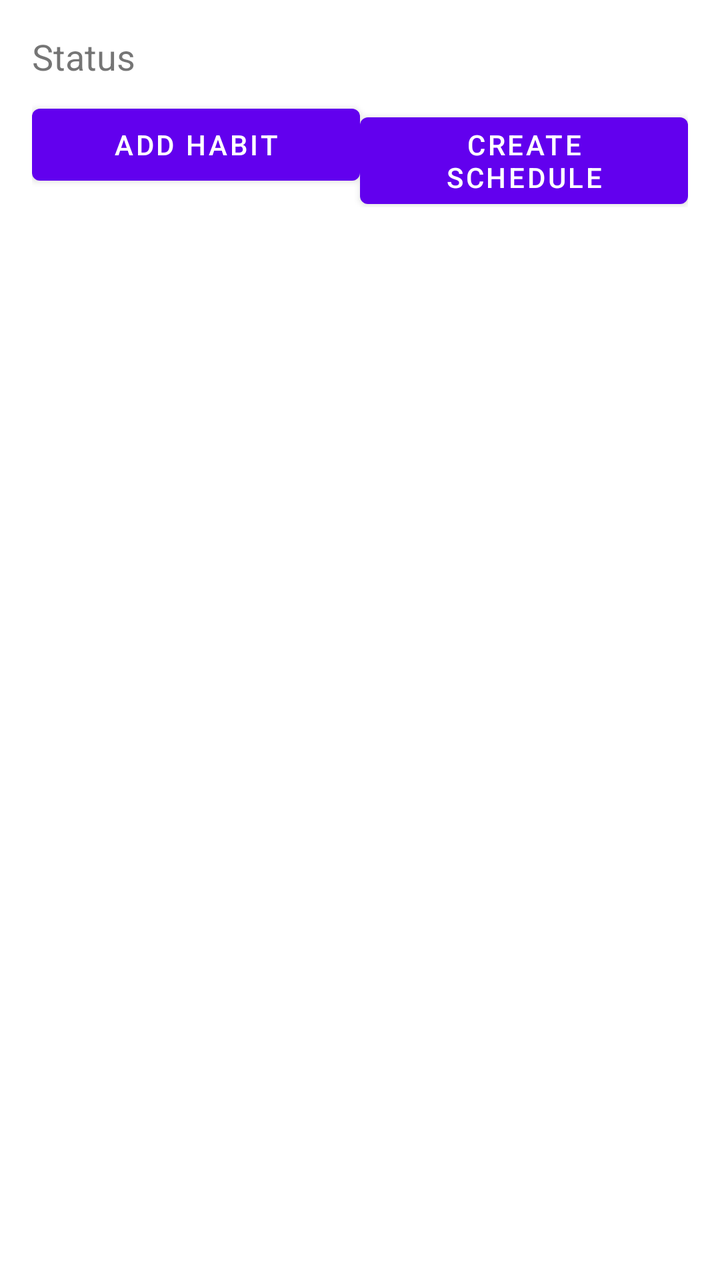
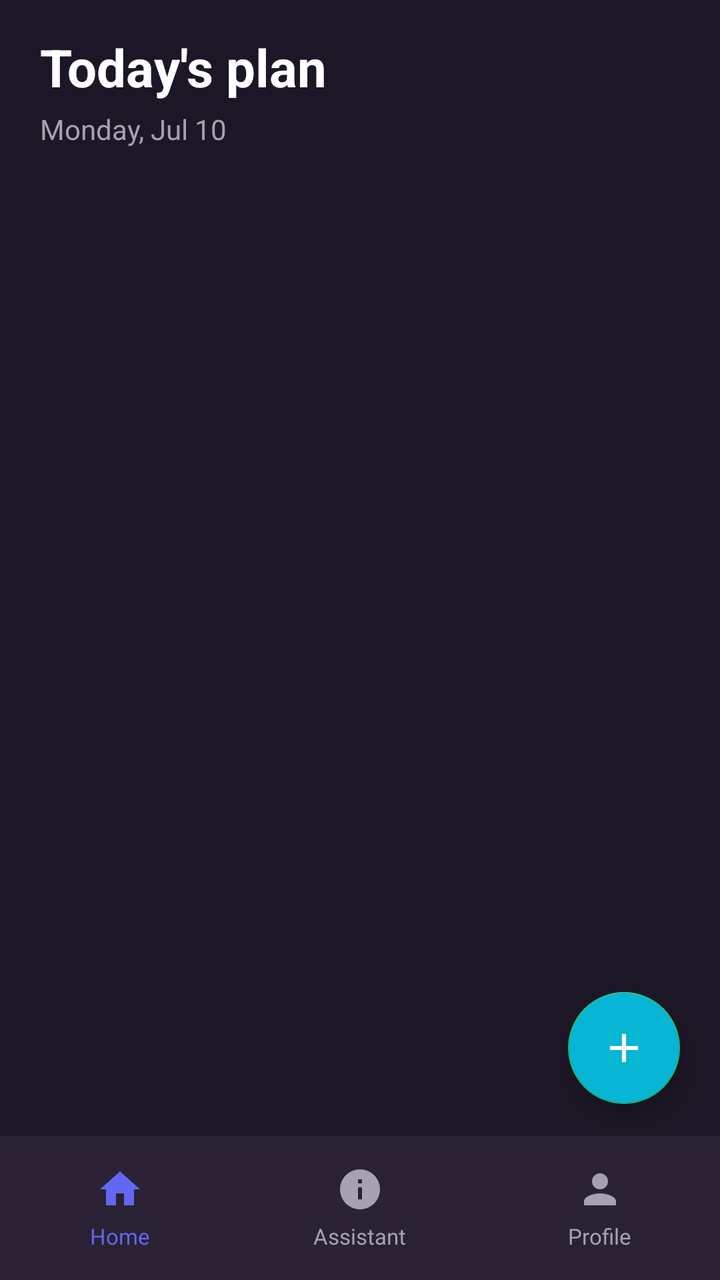

Before-and-after screenshots of an Android layout around one commit, followed by the original layout XML and the change that was made.
<!-- AndroidManifest.xml: application theme Theme.MyApplication -->
<!-- res/layout/activity_home.xml -->
<?xml version="1.0" encoding="utf-8"?>
<LinearLayout xmlns:android="http://schemas.android.com/apk/res/android"
    android:orientation="vertical"
    android:layout_width="match_parent"
    android:layout_height="match_parent"
    android:padding="16dp">

    <TextView
        android:id="@+id/tvStatus"
        android:layout_width="wrap_content"
        android:layout_height="wrap_content"
        android:text="Status"
        android:textSize="18sp"
        android:layout_marginBottom="8dp" />

    <LinearLayout
        android:layout_width="match_parent"
        android:layout_height="wrap_content"
        android:orientation="horizontal"
        android:layout_marginBottom="8dp">

        <Button
            android:id="@+id/btnAddHabit"
            android:layout_width="0dp"
            android:layout_height="wrap_content"
            android:layout_weight="1"
            android:text="Add Habit" />

        <Button
            android:id="@+id/btnCreateSchedule"
            android:layout_width="0dp"
            android:layout_height="wrap_content"
            android:layout_weight="1"
            android:text="Create Schedule" />

    </LinearLayout>

    <ScrollView
        android:layout_width="match_parent"
        android:layout_height="match_parent">

        <LinearLayout
            android:id="@+id/llSchedules"
            android:orientation="vertical"
            android:layout_width="match_parent"
            android:layout_height="wrap_content" />
    </ScrollView>

</LinearLayout>
<!-- resources referenced by this layout -->
<resources>
  <style name="Theme.MyApplication" parent="Theme.MaterialComponents.DayNight.DarkActionBar">
          
          <item name="colorPrimary">@color/purple_500</item>
          <item name="colorPrimaryVariant">@color/purple_700</item>
          <item name="colorOnPrimary">@color/white</item>
          
          <item name="colorSecondary">@color/teal_200</item>
          <item name="colorSecondaryVariant">@color/teal_700</item>
          <item name="colorOnSecondary">@color/black</item>
          
          <item name="android:statusBarColor">?attr/colorPrimaryVariant</item>
          
      </style>
  <color name="purple_500">#FF6200EE</color>
  <color name="purple_700">#FF3700B3</color>
  <color name="white">#FFFFFFFF</color>
  <color name="teal_200">#FF03DAC5</color>
  <color name="teal_700">#FF018786</color>
  <color name="black">#FF000000</color>
</resources>

<!-- the commit's change to res/layout/activity_home.xml (unified diff, before → after) -->
@@ -1,49 +1,161 @@
 <?xml version="1.0" encoding="utf-8"?>
-<LinearLayout xmlns:android="http://schemas.android.com/apk/res/android"
-    android:orientation="vertical"
+<RelativeLayout xmlns:android="http://schemas.android.com/apk/res/android"
     android:layout_width="match_parent"
     android:layout_height="match_parent"
-    android:padding="16dp">
+    android:background="@color/bg_default">
+
+    <ScrollView
+        android:id="@+id/scrollContent"
+        android:layout_width="match_parent"
+        android:layout_height="match_parent"
+        android:layout_above="@id/bottomNav"
+        android:paddingLeft="20dp"
+        android:paddingRight="20dp"
+        android:paddingTop="16dp"
+        android:paddingBottom="16dp">
+
+        <LinearLayout
+            android:layout_width="match_parent"
+            android:layout_height="wrap_content"
+            android:orientation="vertical">
+
+            <TextView
+                android:id="@+id/tvTodayTitle"
+                android:layout_width="wrap_content"
+                android:layout_height="wrap_content"
+                android:text="Today's plan"
+                android:textColor="@color/text_primary"
+                android:textSize="26sp"
+                android:textStyle="bold" />
+
+            <TextView
+                android:id="@+id/tvDate"
+                android:layout_width="wrap_content"
+                android:layout_height="wrap_content"
+                android:text="Monday, Jul 10"
+                android:textColor="@color/text_secondary"
+                android:layout_marginTop="4dp"
+                android:textSize="14sp" />
+
+            
+            <LinearLayout
+                android:id="@+id/llSchedules"
+                android:layout_width="match_parent"
+                android:layout_height="wrap_content"
+                android:orientation="vertical"
+                android:layout_marginTop="20dp" />
+
+        </LinearLayout>
+
+    </ScrollView>
+
+    
+    <LinearLayout
+        android:id="@+id/bottomNav"
+        android:layout_width="match_parent"
+        android:layout_height="72dp"
+        android:layout_alignParentBottom="true"
+        android:background="@color/card_bg"
+        android:orientation="horizontal"
+        android:paddingTop="8dp"
+        android:paddingBottom="8dp"
+        android:gravity="center">
+
+        <LinearLayout
+            android:id="@+id/navHome"
+            android:layout_width="0dp"
+            android:layout_height="match_parent"
+            android:layout_weight="1"
+            android:orientation="vertical"
+            android:gravity="center">
+            <ImageView
+                android:layout_width="24dp"
+                android:layout_height="24dp"
+                android:src="@drawable/ic_home"
+                android:tint="@color/accent_purple_start" />
+            <TextView
+                android:layout_width="wrap_content"
+                android:layout_height="wrap_content"
+                android:text="Home"
+                android:textColor="@color/accent_purple_start"
+                android:textSize="11sp"
+                android:layout_marginTop="4dp" />
+        </LinearLayout>
+
+        <LinearLayout
+            android:id="@+id/navAssistant"
+            android:layout_width="0dp"
+            android:layout_height="match_parent"
+            android:layout_weight="1"
+            android:orientation="vertical"
+            android:gravity="center">
+            <ImageView
+                android:layout_width="24dp"
+                android:layout_height="24dp"
+                android:src="@drawable/ic_assistant"
+                android:tint="@color/text_secondary" />
+            <TextView
+                android:layout_width="wrap_content"
+                android:layout_height="wrap_content"
+                android:text="Assistant"
+                android:textColor="@color/text_secondary"
+                android:textSize="11sp"
+                android:layout_marginTop="4dp" />
+        </LinearLayout>
+
+        <LinearLayout
+            android:id="@+id/navProfile"
+            android:layout_width="0dp"
+            android:layout_height="match_parent"
+            android:layout_weight="1"
+            android:orientation="vertical"
+            android:gravity="center">
+            <ImageView
+                android:layout_width="24dp"
+                android:layout_height="24dp"
+                android:src="@drawable/ic_profile"
+                android:tint="@color/text_secondary" />
+            <TextView
+                android:layout_width="wrap_content"
+                android:layout_height="wrap_content"
+                android:text="Profile"
+                android:textColor="@color/text_secondary"
+                android:textSize="11sp"
+                android:layout_marginTop="4dp" />
+        </LinearLayout>
+
+    </LinearLayout>
+
+    
+    <com.google.android.material.floatingactionbutton.FloatingActionButton
+        android:id="@+id/btnAddFAB"
+        android:layout_width="wrap_content"
+        android:layout_height="wrap_content"
+        android:layout_above="@id/bottomNav"
+        android:layout_alignParentEnd="true"
+        android:layout_marginEnd="20dp"
+        android:layout_marginBottom="16dp"
+        android:src="@drawable/ic_add"
+        android:backgroundTint="@color/accent_cyan"
+        android:tint="@color/text_primary" />
+
+    
+    <Button
+        android:id="@+id/btnAddHabit"
+        android:layout_width="0dp"
+        android:layout_height="0dp"
+        android:visibility="gone" />
+
+    <Button
+        android:id="@+id/btnCreateSchedule"
+        android:layout_width="0dp"
+        android:layout_height="0dp"
+        android:visibility="gone" />
 
     <TextView
         android:id="@+id/tvStatus"
-        android:layout_width="wrap_content"
-        android:layout_height="wrap_content"
-        android:text="Status"
-        android:textSize="18sp"
-        android:layout_marginBottom="8dp" />
+        android:layout_width="0dp"
+        android:layout_height="0dp"
+        android:visibility="gone" />
 
-    <LinearLayout
-        android:layout_width="match_parent"
-        android:layout_height="wrap_content"
-        android:orientation="horizontal"
-        android:layout_marginBottom="8dp">
-
-        <Button
-            android:id="@+id/btnAddHabit"
-            android:layout_width="0dp"
-            android:layout_height="wrap_content"
-            android:layout_weight="1"
-            android:text="Add Habit" />
-
-        <Button
-            android:id="@+id/btnCreateSchedule"
-            android:layout_width="0dp"
-            android:layout_height="wrap_content"
-            android:layout_weight="1"
-            android:text="Create Schedule" />
-
-    </LinearLayout>
-
-    <ScrollView
-        android:layout_width="match_parent"
-        android:layout_height="match_parent">
-
-        <LinearLayout
-            android:id="@+id/llSchedules"
-            android:orientation="vertical"
-            android:layout_width="match_parent"
-            android:layout_height="wrap_content" />
-    </ScrollView>
-
-</LinearLayout>
+</RelativeLayout>
<!-- resource entries referenced after the edit -->
@@ -1,23 +1,69 @@
 <!-- resources referenced by this layout -->
 <resources>
+  <color name="accent_cyan">#06B6D4</color>
+  <color name="accent_purple_start">#6366F1</color>
+  <color name="bg_default">#1C1626</color>
+  <color name="card_bg">#2A2234</color>
+  <color name="text_primary">#FFFFFF</color>
+  <color name="text_secondary">#A6A0B0</color>
+  <!-- drawable ic_add (drawable) -->
+  <vector xmlns:android="http://schemas.android.com/apk/res/android"
+      android:width="24dp"
+      android:height="24dp"
+      android:viewportWidth="24"
+      android:viewportHeight="24">
+      <path
+          android:fillColor="#FFFFFF"
+          android:pathData="M19,13h-6v6h-2v-6H5v-2h6V5h2v6h6v2z"/>
+  </vector>
+  <!-- drawable ic_assistant (drawable) -->
+  <vector xmlns:android="http://schemas.android.com/apk/res/android"
+      android:width="24dp"
+      android:height="24dp"
+      android:viewportWidth="24"
+      android:viewportHeight="24">
+      <path
+          android:fillColor="#FFFFFF"
+          android:pathData="M12,2C6.48,2 2,6.48 2,12s4.48,10 10,10 10,-4.48 10,-10S17.52,2 12,2zM13,17h-2v-6h2v6zM13,9h-2L11,7h2v2z"/>
+  </vector>
+  <!-- drawable ic_home (drawable) -->
+  <vector xmlns:android="http://schemas.android.com/apk/res/android"
+      android:width="24dp"
+      android:height="24dp"
+      android:viewportWidth="24"
+      android:viewportHeight="24">
+      <path
+          android:fillColor="#FFFFFF"
+          android:pathData="M10,20v-6h4v6h5v-8h3L12,3 2,12h3v8z"/>
+  </vector>
+  <!-- drawable ic_profile (drawable) -->
+  <vector xmlns:android="http://schemas.android.com/apk/res/android"
+      android:width="24dp"
+      android:height="24dp"
+      android:viewportWidth="24"
+      android:viewportHeight="24">
+      <path
+          android:fillColor="#FFFFFF"
+          android:pathData="M12,12c2.21,0 4,-1.79 4,-4s-1.79,-4 -4,-4 -4,1.79 -4,4 1.79,4 4,4zM12,14c-2.67,0 -8,1.34 -8,4v2h16v-2c0,-2.66 -5.33,-4 -8,-4z"/>
+  </vector>
   <style name="Theme.MyApplication" parent="Theme.MaterialComponents.DayNight.DarkActionBar">
           
-          <item name="colorPrimary">@color/purple_500</item>
-          <item name="colorPrimaryVariant">@color/purple_700</item>
-          <item name="colorOnPrimary">@color/white</item>
+          <item name="colorPrimary">@color/accent_purple_start</item>
+          <item name="colorPrimaryVariant">@color/accent_purple_end</item>
+          <item name="colorOnPrimary">@color/text_primary</item>
+  
+          <item name="colorSecondary">@color/accent_green</item>
+          <item name="colorOnSecondary">@color/text_primary</item>
+  
+          <item name="android:statusBarColor">@color/bg_default</item>
+          <item name="android:navigationBarColor">@color/bg_default</item>
+  
           
-          <item name="colorSecondary">@color/teal_200</item>
-          <item name="colorSecondaryVariant">@color/teal_700</item>
-          <item name="colorOnSecondary">@color/black</item>
-          
-          <item name="android:statusBarColor">?attr/colorPrimaryVariant</item>
-          
+          <item name="android:colorBackground">@color/bg_default</item>
+          <item name="android:textColor">@color/text_primary</item>
+          <item name="android:windowBackground">@color/bg_default</item>
       </style>
-  <color name="purple_500">#FF6200EE</color>
-  <color name="purple_700">#FF3700B3</color>
-  <color name="white">#FFFFFFFF</color>
-  <color name="teal_200">#FF03DAC5</color>
-  <color name="teal_700">#FF018786</color>
-  <color name="black">#FF000000</color>
+  <color name="accent_purple_end">#8B5CF6</color>
+  <color name="accent_green">#10B981</color>
 </resources>
 
